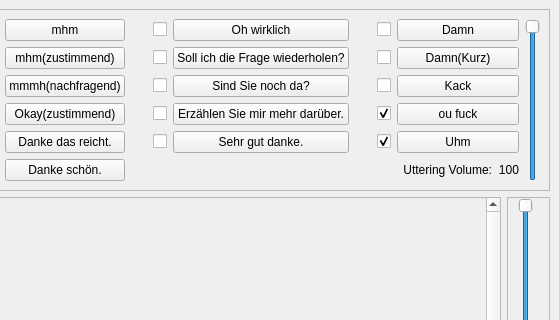
Old version of the form DialogueSampler.ui in the repository JoReIMT/Dialogue-Sample-Player; both pictures show x 458 to 1017 and y 0 to 320 of the 1017 by 849 pixel window.
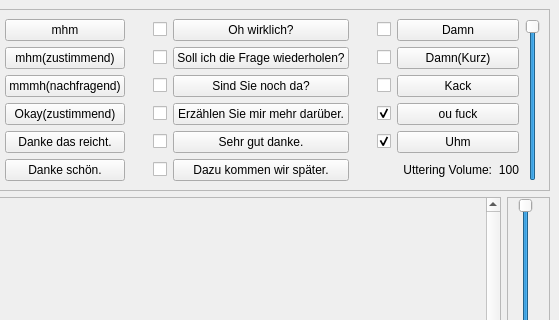
New version of the form. Icons and pictures are not drawn.

Commit message: Add 'Dazu kommen wir später'

```diff
--- a/DialogueSampler.ui
+++ b/DialogueSampler.ui
@@ -690,8 +690,8 @@
         <rect>
          <x>0</x>
          <y>0</y>
-         <width>991</width>
-         <height>225</height>
+         <width>997</width>
+         <height>186</height>
         </rect>
        </property>
        <layout class="QGridLayout" name="gridLayout_8">
@@ -743,7 +743,7 @@
            </sizepolicy>
           </property>
           <property name="text">
-           <string>Oh wirklich</string>
+           <string>Oh wirklich?</string>
           </property>
          </widget>
         </item>
@@ -1432,6 +1432,23 @@
           </property>
          </widget>
         </item>
+        <item row="5" column="7">
+         <widget class="QPushButton" name="pushButton_91">
+          <property name="text">
+           <string>Dazu kommen wir später.</string>
+          </property>
+         </widget>
+        </item>
+        <item row="5" column="6">
+         <widget class="QCheckBox" name="checkBox_91">
+          <property name="layoutDirection">
+           <enum>Qt::RightToLeft</enum>
+          </property>
+          <property name="text">
+           <string/>
+          </property>
+         </widget>
+        </item>
        </layout>
       </widget>
      </widget>
```
Left out of the diff: 6 changed lines with no effect on the pictures. The commit also changes 9 other files.
